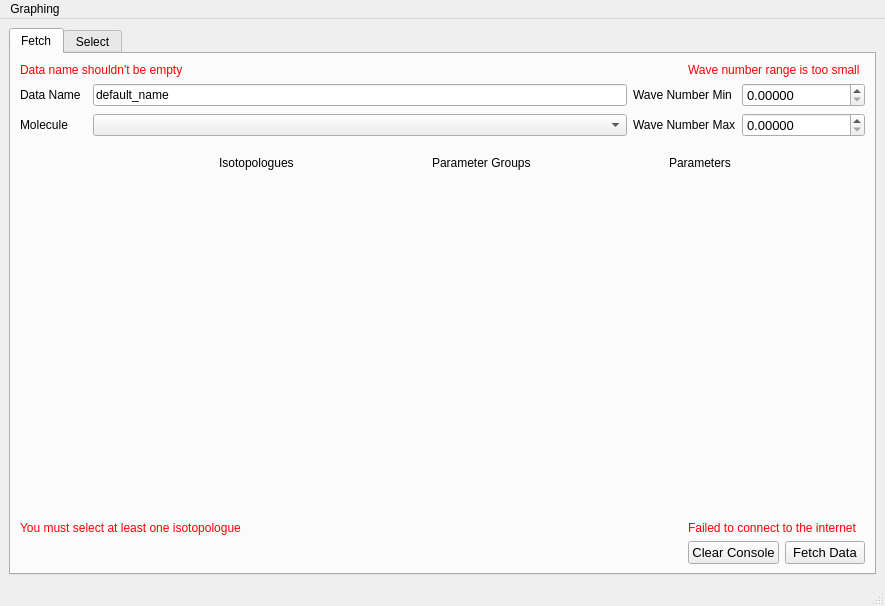
Old version of the form layouts/main_window.ui in the repository hitranonline/hapiest.
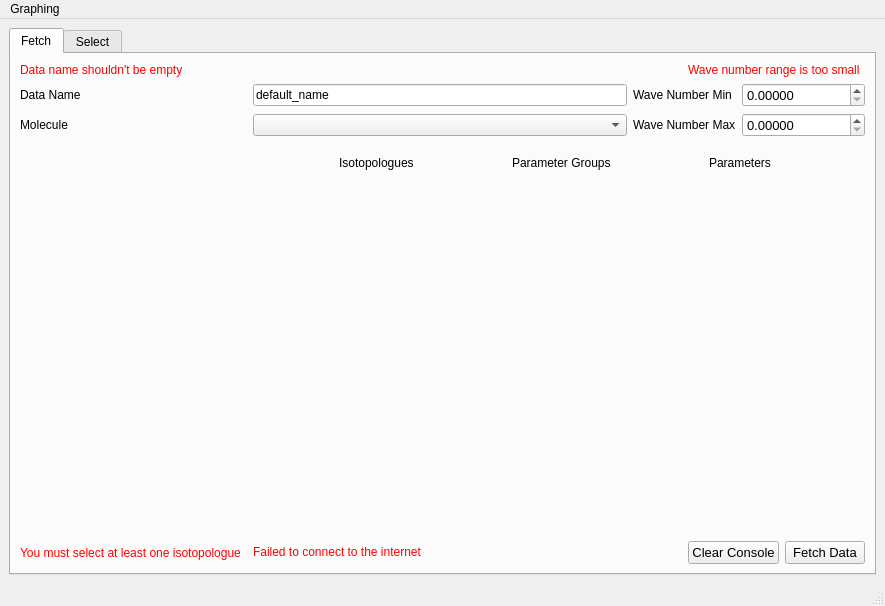
New version of the form. The open tabs and pages were chosen to show the change.

What changed in the file:
```diff
--- a/layouts/main_window.ui
+++ b/layouts/main_window.ui
@@ -254,56 +254,6 @@
                       </property>
                   </widget>
               </item>
-              <item row="7" column="4" colspan="4">
-                  <widget class="QLabel" name="err_bad_connection">
-                      <property name="sizePolicy">
-                          <sizepolicy hsizetype="Fixed" vsizetype="Fixed">
-                              <horstretch>0</horstretch>
-                              <verstretch>0</verstretch>
-                          </sizepolicy>
-                      </property>
-                      <property name="palette">
-                          <palette>
-                              <active>
-                                  <colorrole role="WindowText">
-                                      <brush brushstyle="SolidPattern">
-                                          <color alpha="255">
-                                              <red>255</red>
-                                              <green>0</green>
-                                              <blue>0</blue>
-                                          </color>
-                                      </brush>
-                                  </colorrole>
-                              </active>
-                              <inactive>
-                                  <colorrole role="WindowText">
-                                      <brush brushstyle="SolidPattern">
-                                          <color alpha="255">
-                                              <red>255</red>
-                                              <green>0</green>
-                                              <blue>0</blue>
-                                          </color>
-                                      </brush>
-                                  </colorrole>
-                              </inactive>
-                              <disabled>
-                                  <colorrole role="WindowText">
-                                      <brush brushstyle="SolidPattern">
-                                          <color alpha="255">
-                                              <red>120</red>
-                                              <green>120</green>
-                                              <blue>120</blue>
-                                          </color>
-                                      </brush>
-                                  </colorrole>
-                              </disabled>
-                          </palette>
-                      </property>
-                      <property name="text">
-                          <string>Failed to connect to the internet</string>
-                      </property>
-                  </widget>
-              </item>
               <item row="1" column="5" colspan="3">
                   <widget class="QDoubleSpinBox" name="wn_min">
                       <property name="font">
@@ -372,82 +322,6 @@
                       </property>
                   </widget>
               </item>
-              <item row="7" column="0" colspan="4">
-                  <widget class="QLabel" name="err_bad_iso_list">
-                      <property name="palette">
-                          <palette>
-                              <active>
-                                  <colorrole role="WindowText">
-                                      <brush brushstyle="SolidPattern">
-                                          <color alpha="255">
-                                              <red>255</red>
-                                              <green>0</green>
-                                              <blue>0</blue>
-                                          </color>
-                                      </brush>
-                                  </colorrole>
-                                  <colorrole role="Text">
-                                      <brush brushstyle="SolidPattern">
-                                          <color alpha="255">
-                                              <red>255</red>
-                                              <green>0</green>
-                                              <blue>4</blue>
-                                          </color>
-                                      </brush>
-                                  </colorrole>
-                              </active>
-                              <inactive>
-                                  <colorrole role="WindowText">
-                                      <brush brushstyle="SolidPattern">
-                                          <color alpha="255">
-                                              <red>255</red>
-                                              <green>0</green>
-                                              <blue>0</blue>
-                                          </color>
-                                      </brush>
-                                  </colorrole>
-                                  <colorrole role="Text">
-                                      <brush brushstyle="SolidPattern">
-                                          <color alpha="255">
-                                              <red>255</red>
-                                              <green>0</green>
-                                              <blue>4</blue>
-                                          </color>
-                                      </brush>
-                                  </colorrole>
-                              </inactive>
-                              <disabled>
-                                  <colorrole role="WindowText">
-                                      <brush brushstyle="SolidPattern">
-                                          <color alpha="255">
-                                              <red>120</red>
-                                              <green>120</green>
-                                              <blue>120</blue>
-                                          </color>
-                                      </brush>
-                                  </colorrole>
-                                  <colorrole role="Text">
-                                      <brush brushstyle="SolidPattern">
-                                          <color alpha="255">
-                                              <red>120</red>
-                                              <green>120</green>
-                                              <blue>120</blue>
-                                          </color>
-                                      </brush>
-                                  </colorrole>
-                              </disabled>
-                          </palette>
-                      </property>
-                      <property name="font">
-                          <font>
-                              <stylestrategy>PreferAntialias</stylestrategy>
-                          </font>
-                      </property>
-                      <property name="text">
-                          <string>You must select at least one isotopologue</string>
-                      </property>
-                  </widget>
-              </item>
               <item row="8" column="4" colspan="3">
                   <widget class="QPushButton" name="clear_console">
                       <property name="font">
@@ -486,6 +360,132 @@
                       </property>
                   </spacer>
               </item>
+              <item row="8" column="0">
+                  <widget class="QLabel" name="err_bad_iso_list">
+                      <property name="palette">
+                          <palette>
+                              <active>
+                                  <colorrole role="WindowText">
+                                      <brush brushstyle="SolidPattern">
+                                          <color alpha="255">
+                                              <red>255</red>
+                                              <green>0</green>
+                                              <blue>0</blue>
+                                          </color>
+                                      </brush>
+                                  </colorrole>
+                                  <colorrole role="Text">
+                                      <brush brushstyle="SolidPattern">
+                                          <color alpha="255">
+                                              <red>255</red>
+                                              <green>0</green>
+                                              <blue>4</blue>
+                                          </color>
+                                      </brush>
+                                  </colorrole>
+                              </active>
+                              <inactive>
+                                  <colorrole role="WindowText">
+                                      <brush brushstyle="SolidPattern">
+                                          <color alpha="255">
+                                              <red>255</red>
+                                              <green>0</green>
+                                              <blue>0</blue>
+                                          </color>
+                                      </brush>
+                                  </colorrole>
+                                  <colorrole role="Text">
+                                      <brush brushstyle="SolidPattern">
+                                          <color alpha="255">
+                                              <red>255</red>
+                                              <green>0</green>
+                                              <blue>4</blue>
+                                          </color>
+                                      </brush>
+                                  </colorrole>
+                              </inactive>
+                              <disabled>
+                                  <colorrole role="WindowText">
+                                      <brush brushstyle="SolidPattern">
+                                          <color alpha="255">
+                                              <red>120</red>
+                                              <green>120</green>
+                                              <blue>120</blue>
+                                          </color>
+                                      </brush>
+                                  </colorrole>
+                                  <colorrole role="Text">
+                                      <brush brushstyle="SolidPattern">
+                                          <color alpha="255">
+                                              <red>120</red>
+                                              <green>120</green>
+                                              <blue>120</blue>
+                                          </color>
+                                      </brush>
+                                  </colorrole>
+                              </disabled>
+                          </palette>
+                      </property>
+                      <property name="font">
+                          <font>
+                              <stylestrategy>PreferAntialias</stylestrategy>
+                          </font>
+                      </property>
+                      <property name="text">
+                          <string>You must select at least one isotopologue</string>
+                      </property>
+                  </widget>
+              </item>
+              <item row="8" column="2">
+                  <widget class="QLabel" name="err_bad_connection">
+                      <property name="sizePolicy">
+                          <sizepolicy hsizetype="Fixed" vsizetype="Fixed">
+                              <horstretch>0</horstretch>
+                              <verstretch>0</verstretch>
+                          </sizepolicy>
+                      </property>
+                      <property name="palette">
+                          <palette>
+                              <active>
+                                  <colorrole role="WindowText">
+                                      <brush brushstyle="SolidPattern">
+                                          <color alpha="255">
+                                              <red>255</red>
+                                              <green>0</green>
+                                              <blue>0</blue>
+                                          </color>
+                                      </brush>
+                                  </colorrole>
+                              </active>
+                              <inactive>
+                                  <colorrole role="WindowText">
+                                      <brush brushstyle="SolidPattern">
+                                          <color alpha="255">
+                                              <red>255</red>
+                                              <green>0</green>
+                                              <blue>0</blue>
+                                          </color>
+                                      </brush>
+                                  </colorrole>
+                              </inactive>
+                              <disabled>
+                                  <colorrole role="WindowText">
+                                      <brush brushstyle="SolidPattern">
+                                          <color alpha="255">
+                                              <red>120</red>
+                                              <green>120</green>
+                                              <blue>120</blue>
+                                          </color>
+                                      </brush>
+                                  </colorrole>
+                              </disabled>
+                          </palette>
+                      </property>
+                      <property name="text">
+                          <string>Failed to connect to the internet</string>
+                      </property>
+                  </widget>
+              </item>
           </layout>
       </widget>
       <widget class="QWidget" name="select_tab">
```
Left out of the diff: 2 changed lines with no effect on the pictures.
